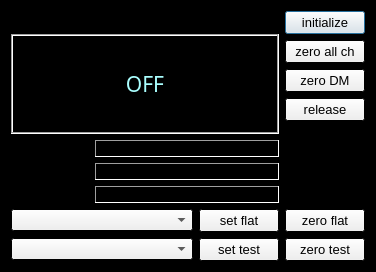
Qt form gui/widgets/dmCtrl/dmCtrl.ui (magao-x/MagAOX) before a commit.
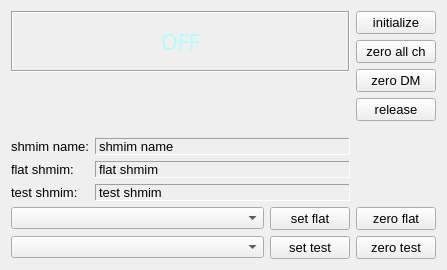
The same form after that commit.

```diff
--- a/gui/widgets/dmCtrl/dmCtrl.ui
+++ b/gui/widgets/dmCtrl/dmCtrl.ui
@@ -1,121 +1,23 @@
 <?xml version="1.0" encoding="UTF-8"?>
 <ui version="4.0">
  <class>dmCtrl</class>
- <widget class="QDialog" name="dmCtrl">
+ <widget class="QWidget" name="dmCtrl">
   <property name="geometry">
    <rect>
     <x>0</x>
     <y>0</y>
-    <width>376</width>
-    <height>272</height>
+    <width>447</width>
+    <height>270</height>
    </rect>
   </property>
-  <property name="palette">
-   <palette>
-    <active>
-     <colorrole role="Base">
-      <brush brushstyle="SolidPattern">
-       <color alpha="255">
-        <red>32</red>
-        <green>31</green>
-        <blue>31</blue>
-       </color>
-      </brush>
-     </colorrole>
-     <colorrole role="Window">
-      <brush brushstyle="SolidPattern">
-       <color alpha="255">
-        <red>0</red>
-        <green>0</green>
-        <blue>0</blue>
-       </color>
-      </brush>
-     </colorrole>
-    </active>
-    <inactive>
-     <colorrole role="Base">
-      <brush brushstyle="SolidPattern">
-       <color alpha="255">
-        <red>32</red>
-        <green>31</green>
-        <blue>31</blue>
-       </color>
-      </brush>
-     </colorrole>
-     <colorrole role="Window">
-      <brush brushstyle="SolidPattern">
-       <color alpha="255">
-        <red>0</red>
-        <green>0</green>
-        <blue>0</blue>
-       </color>
-      </brush>
-     </colorrole>
-    </inactive>
-    <disabled>
-     <colorrole role="Base">
-      <brush brushstyle="SolidPattern">
-       <color alpha="255">
-        <red>0</red>
-        <green>0</green>
-        <blue>0</blue>
-       </color>
-      </brush>
-     </colorrole>
-     <colorrole role="Window">
-      <brush brushstyle="SolidPattern">
-       <color alpha="255">
-        <red>0</red>
-        <green>0</green>
-        <blue>0</blue>
-       </color>
-      </brush>
-     </colorrole>
-    </disabled>
-   </palette>
-  </property>
   <property name="windowTitle">
-   <string>Dialog</string>
+   <string>Form</string>
   </property>
   <layout class="QGridLayout" name="gridLayout">
    <item row="0" column="0">
-    <layout class="QVBoxLayout" name="verticalLayout_2">
-     <item>
       <layout class="QHBoxLayout" name="horizontalLayout">
        <item>
         <layout class="QVBoxLayout" name="verticalLayout">
-         <item>
-          <widget class="QLabel" name="labelDMName">
-           <property name="sizePolicy">
-            <sizepolicy hsizetype="Expanding" vsizetype="Maximum">
-             <horstretch>0</horstretch>
-             <verstretch>0</verstretch>
-            </sizepolicy>
-           </property>
-           <property name="font">
-            <font>
-             <pointsize>10</pointsize>
-             <weight>75</weight>
-             <bold>true</bold>
-            </font>
-           </property>
-           <property name="frameShape">
-            <enum>QFrame::StyledPanel</enum>
-           </property>
-           <property name="frameShadow">
-            <enum>QFrame::Plain</enum>
-           </property>
-           <property name="text">
-            <string>dm_name</string>
-           </property>
-           <property name="textFormat">
-            <enum>Qt::PlainText</enum>
-           </property>
-           <property name="alignment">
-            <set>Qt::AlignCenter</set>
-           </property>
-          </widget>
-         </item>
          <item>
           <widget class="QLabel" name="dmStatus">
            <property name="sizePolicy">
@@ -181,6 +83,19 @@
            </property>
           </widget>
          </item>
+       <item>
+        <spacer name="verticalSpacer_2">
+         <property name="orientation">
+          <enum>Qt::Vertical</enum>
+         </property>
+         <property name="sizeHint" stdset="0">
+          <size>
+           <width>20</width>
+           <height>40</height>
+          </size>
+         </property>
+        </spacer>
+       </item>
          <item>
           <layout class="QGridLayout" name="layoutLabels" columnstretch="1,5">
            <item row="2" column="1">
@@ -363,8 +278,6 @@
             </size>
            </property>
           </spacer>
-         </item>
-        </layout>
        </item>
       </layout>
      </item>
```
Lines whose indentation alone changed are shown as unchanged.
